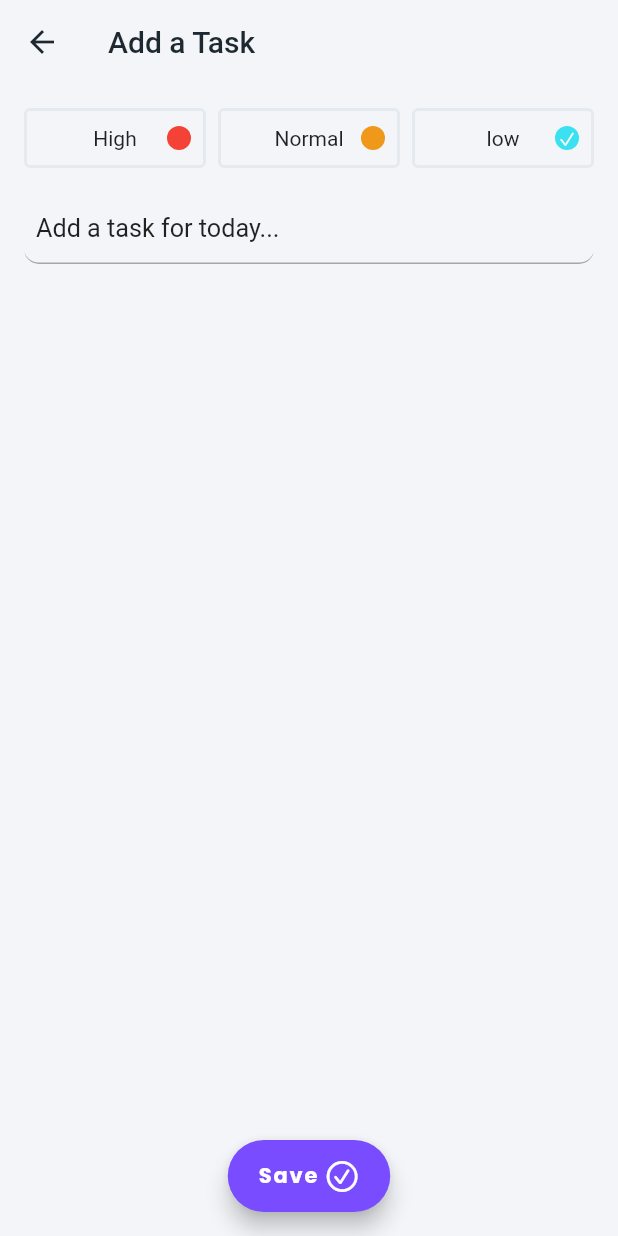
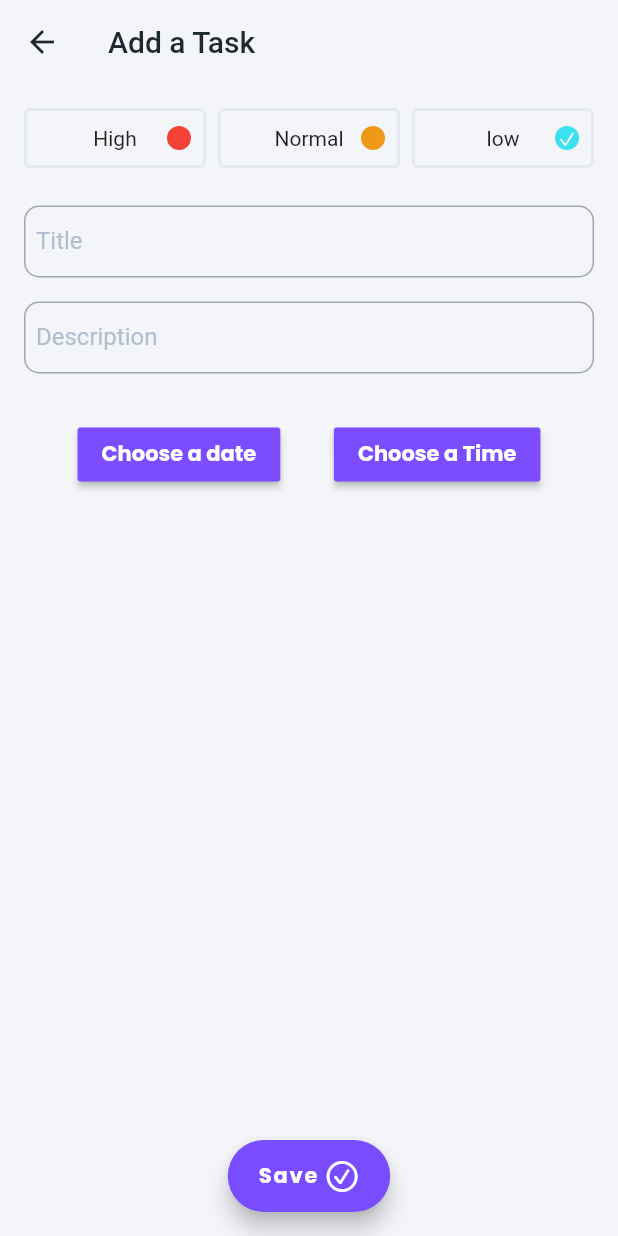
Before and after one commit to OracleMatrix/todo_list_app, a Flutter app: the EditTaskScreen screen opened directly, on a phone screen of 412 x 824 dp. Run offline on Flutter 3.47's test engine with Material 3 defaults, Android fonts, the phone set to English and light mode, and no system bars; our stand-ins replace awesome_notifications, flutter_svg, google_fonts, hive_flutter, shared_preferences; accounts and stored records are empty.

Commit message:
edit screen add alarm added ;)

```diff
--- a/lib/pages/edit.screen.dart
+++ b/lib/pages/edit.screen.dart
@@ -1,3 +1,6 @@
+import 'dart:math';
+
+import 'package:awesome_notifications/awesome_notifications.dart';
 import 'package:flutter/cupertino.dart';
 import 'package:flutter/material.dart';
 import 'package:hive_flutter/adapters.dart';
@@ -14,8 +17,13 @@ class EditTaskScreen extends StatefulWidget {
 }
 
 class _EditTaskScreenState extends State<EditTaskScreen> {
+  int notificationId = Random().nextInt(1000000);
+  late DateTime selectedDate = DateTime.now();
+  late TimeOfDay selectedTime = TimeOfDay.now();
   late final TextEditingController controller =
       TextEditingController(text: widget.task.name);
+  late final TextEditingController desController =
+      TextEditingController(text: widget.task.description);
 
   @override
   Widget build(BuildContext context) {
@@ -30,23 +38,84 @@ class _EditTaskScreenState extends State<EditTaskScreen> {
         child: Column(
           children: [
             _flexForPriorityBoxes(),
-            const SizedBox(
-              height: 16,
-            ),
+            const SizedBox(height: 25),
             TextField(
               controller: controller,
               decoration: InputDecoration(
-                border: const UnderlineInputBorder(
+                border: const OutlineInputBorder(
                   borderRadius: BorderRadius.all(
                     Radius.circular(10),
                   ),
                 ),
-                hintText: "Add a task for today...",
+                labelText: "Title",
                 hintStyle: Theme.of(context).textTheme.bodyMedium!.apply(
                       fontSizeFactor: 1.2,
                     ),
               ),
             ),
+            const SizedBox(height: 16),
+            TextField(
+              controller: desController,
+              decoration: InputDecoration(
+                border: const OutlineInputBorder(
+                  borderRadius: BorderRadius.all(
+                    Radius.circular(10),
+                  ),
+                ),
+                labelText: "Description",
+                hintStyle: Theme.of(context).textTheme.bodyMedium!.apply(
+                      fontSizeFactor: 1.2,
+                    ),
+              ),
+            ),
+            const SizedBox(height: 30),
+            Row(
+              mainAxisAlignment: MainAxisAlignment.spaceEvenly,
+              children: [
+                MaterialButton(
+                  color: Colors.deepPurpleAccent,
+                  onPressed: () async {
+                    final DateTime? pickedDate = await showDatePicker(
+                      context: context,
+                      initialDate: selectedDate,
+                      firstDate: DateTime.now(),
+                      lastDate: DateTime(2100),
+                    );
+                    if (pickedDate != null) {
+                      setState(() {
+                        selectedDate = pickedDate;
+                      });
+                    }
+                  },
+                  child: const Text(
+                    "Choose a date",
+                    style: TextStyle(
+                      color: Colors.white,
+                    ),
+                  ),
+                ),
+                MaterialButton(
+                  color: Colors.deepPurpleAccent,
+                  onPressed: () async {
+                    final TimeOfDay? pickedTime = await showTimePicker(
+                      context: context,
+                      initialTime: selectedTime,
+                    );
+                    if (pickedTime != null) {
+                      setState(() {
+                        selectedTime = pickedTime;
+                      });
+                    }
+                  },
+                  child: const Text(
+                    "Choose a Time",
+                    style: TextStyle(
+                      color: Colors.white,
+                    ),
+                  ),
+                ),
+              ],
+            )
           ],
         ),
       ),
@@ -109,15 +178,64 @@ class _EditTaskScreenState extends State<EditTaskScreen> {
   FloatingActionButton _floatingActionButton(BuildContext context) {
     return FloatingActionButton.extended(
       onPressed: () {
+        if (controller.text.isNotEmpty && desController.text.isNotEmpty) {
           widget.task.name = controller.text;
+          widget.task.description = desController.text;
           widget.task.priority = widget.task.priority;
+          if (widget.task.notificationId != null) {
+            AwesomeNotifications().cancel(widget.task.notificationId!);
+          }
+          AwesomeNotifications()
+              .createNotification(
+            content: NotificationContent(
+              id: notificationId,
+              channelKey: 'scheduled_channel',
+              title: widget.task.name,
+              body: widget.task.description,
+              notificationLayout: NotificationLayout.BigText,
+            ),
+            schedule: NotificationCalendar(
+              allowWhileIdle: true,
+              day: selectedDate.day,
+              month: selectedDate.month,
+              year: selectedDate.year,
+              hour: selectedTime.hour,
+              minute: selectedTime.minute,
+              second: 0,
+              millisecond: 0,
+            ),
+          )
+              .then(
+            (value) {
+              if (value) {
+                widget.task.notificationId = notificationId;
                 if (widget.task.isInBox) {
                   widget.task.save();
                 } else {
                   final Box<TaskEntity> box = Hive.box(taskBoxName);
                   box.add(widget.task);
                 }
+              } else {
+                widget.task.notificationId = notificationId;
+                if (widget.task.isInBox) {
+                  widget.task.save();
+                } else {
+                  final Box<TaskEntity> box = Hive.box(taskBoxName);
+                  box.add(widget.task);
+                }
+              }
+            },
+          );
+
           Navigator.pop(context);
+        } else {
+          ScaffoldMessenger.of(context).showSnackBar(
+            const SnackBar(
+              backgroundColor: Colors.red,
+              content: Text("Title and Description cannot be empty!"),
+            ),
+          );
+        }
       },
       label: Row(
         children: [
```
Lines whose indentation alone changed are shown as unchanged.
